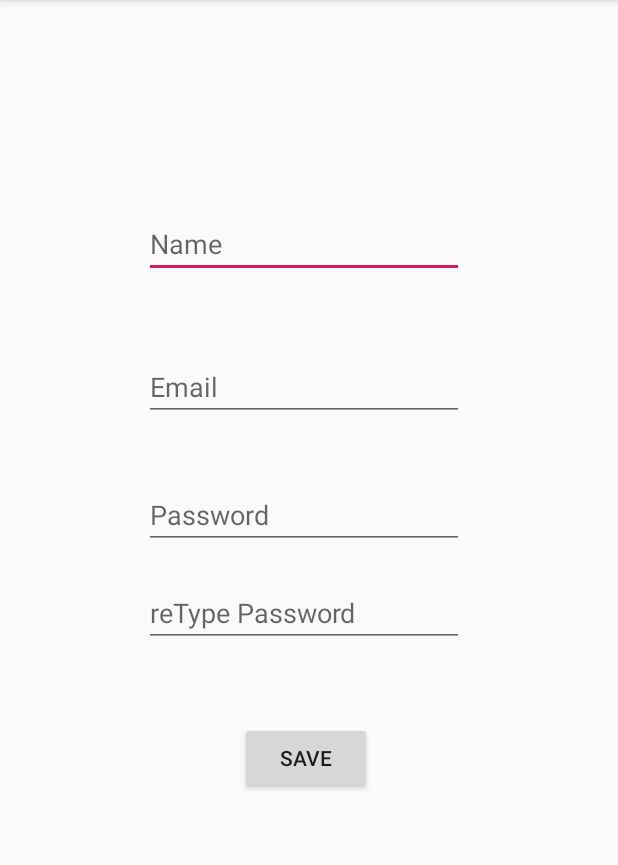
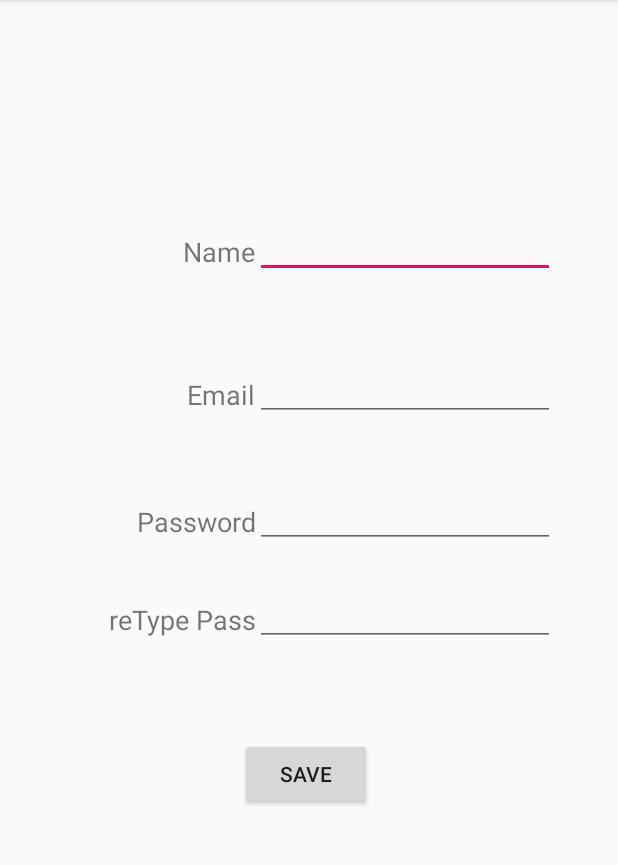
Before and after one commit to maxgoroshko/SignUpForm_Lab2, an Android app: the screen it shows after launch (FormActivity), on a phone screen of 412 x 824 dp, the part 84-949 px from its top. Run offline under Robolectric (Android 15) with nearby library versions, the phone set to English and light mode, and no system bars.

```diff
--- a/app/src/main/java/edu/temple/signupform/FormActivity.java
+++ b/app/src/main/java/edu/temple/signupform/FormActivity.java
@@ -13,12 +13,11 @@ import android.widget.Toast;
 
 public class FormActivity extends AppCompatActivity {
 
-    public EditText name;
+    EditText name;
     EditText password;
     EditText rePassword;
     EditText email;
     Button signUp;
-
 
     @Override
     protected void onCreate(Bundle savedInstanceState) {
@@ -30,7 +29,6 @@ public class FormActivity extends AppCompatActivity {
         rePassword = findViewById(R.id.rePasswordText);
         email = findViewById(R.id.emailText);
         signUp = findViewById(R.id.signUp);
-
 
         signUp.setOnClickListener(new View.OnClickListener()
         {
@@ -88,6 +86,4 @@ public class FormActivity extends AppCompatActivity {
         intent.putExtra("NAME",nameValue);
         startActivity(intent);
     }
-
-
 }
--- a/app/src/main/java/edu/temple/signupform/SignUpHello.java
+++ b/app/src/main/java/edu/temple/signupform/SignUpHello.java
@@ -17,9 +17,7 @@ public class SignUpHello extends AppCompatActivity {
         super.onCreate(savedInstanceState);
         setContentView(R.layout.activity_sign_up_hello);
 
-
         textView = findViewById(R.id.textView);
         textView.setText("Welcome, " + getIntent().getStringExtra("NAME")+ " ,to the SignUpForm App");
-
     }
 }
--- a/app/src/main/res/layout/activity_main.xml
+++ b/app/src/main/res/layout/activity_main.xml
@@ -6,52 +6,14 @@
     android:layout_height="match_parent"
     tools:context=".FormActivity">
 
-    <EditText
-        android:id="@+id/nameText"
-        android:layout_width="wrap_content"
-        android:layout_height="wrap_content"
-        android:layout_marginStart="96dp"
-        android:layout_marginTop="140dp"
-        android:ems="10"
-        android:hint="Name"
-        android:inputType="textEmailAddress"
-        app:layout_constraintStart_toStartOf="parent"
-        app:layout_constraintTop_toTopOf="parent" />
-
-    <EditText
-        android:id="@+id/emailText"
-        android:layout_width="wrap_content"
-        android:layout_height="wrap_content"
-        android:layout_below="@+id/nameText"
-        android:layout_marginStart="96dp"
-        android:layout_marginTop="50dp"
-        android:ems="10"
-        android:hint="Email"
-        android:inputType="textEmailAddress"
-        app:layout_constraintStart_toStartOf="parent"
-        app:layout_constraintTop_toBottomOf="@+id/nameText" />
-
-    <EditText
-        android:id="@+id/rePasswordText"
-        android:layout_width="wrap_content"
-        android:layout_height="wrap_content"
-        android:layout_below="@+id/passwordText"
-        android:layout_marginStart="96dp"
-        android:layout_marginTop="20dp"
-        android:ems="10"
-        android:hint="reType Password"
-        android:inputType="textPassword"
-        app:layout_constraintStart_toStartOf="parent"
-        app:layout_constraintTop_toBottomOf="@+id/passwordText" />
-
     <Button
         android:id="@+id/signUp"
         android:layout_width="wrap_content"
         android:layout_height="wrap_content"
         android:layout_below="@+id/rePasswordText"
         android:layout_alignEnd="@+id/rePasswordText"
-        android:layout_marginTop="50dp"
-        android:layout_marginEnd="61dp"
+        android:layout_marginTop="61dp"
+        android:layout_marginEnd="122dp"
         android:text="Save"
         app:layout_constraintEnd_toEndOf="parent"
         app:layout_constraintHorizontal_bias="0.987"
@@ -59,16 +21,98 @@
         app:layout_constraintTop_toBottomOf="@+id/rePasswordText" />
 
     <EditText
+        android:id="@+id/nameText"
+        android:layout_width="200dp"
+        android:layout_height="wrap_content"
+        android:layout_marginStart="170dp"
+        android:layout_marginTop="140dp"
+        android:ems="10"
+        android:inputType="textEmailAddress"
+        app:layout_constraintStart_toStartOf="parent"
+        app:layout_constraintTop_toTopOf="parent" />
+
+    <EditText
         android:id="@+id/passwordText"
-        android:layout_width="wrap_content"
+        android:layout_width="200dp"
         android:layout_height="wrap_content"
         android:layout_below="@+id/emailText"
-        android:layout_marginStart="96dp"
-        android:layout_marginTop="40dp"
+        android:layout_marginStart="170dp"
+        android:layout_marginTop="39dp"
         android:ems="10"
-        android:hint="Password"
         android:inputType="textPassword"
         app:layout_constraintStart_toStartOf="parent"
         app:layout_constraintTop_toBottomOf="@+id/emailText" />
 
+    <EditText
+        android:id="@+id/rePasswordText"
+        android:layout_width="200dp"
+        android:layout_height="wrap_content"
+        android:layout_below="@+id/passwordText"
+        android:layout_marginStart="170dp"
+        android:layout_marginTop="20dp"
+        android:ems="10"
+        android:inputType="textPassword"
+        app:layout_constraintStart_toStartOf="parent"
+        app:layout_constraintTop_toBottomOf="@+id/passwordText" />
+
+    <TextView
+        android:id="@+id/textViewRePassword"
+        android:layout_width="120dp"
+        android:layout_height="50dp"
+        android:layout_alignBottom="@+id/nameText"
+        android:layout_alignParentStart="true"
+        android:layout_marginStart="50dp"
+        android:layout_marginBottom="-265dp"
+        android:gravity="right"
+        android:text="reType Pass"
+        android:textSize="18sp" />
+
+    <TextView
+        android:id="@+id/textViewPassword"
+        android:layout_width="120dp"
+        android:layout_height="50dp"
+        android:layout_alignBottom="@+id/nameText"
+        android:layout_alignParentStart="true"
+        android:layout_marginStart="50dp"
+        android:layout_marginBottom="-200dp"
+        android:gravity="right"
+        android:text="Password"
+        android:textSize="18sp" />
+
+    <TextView
+        android:id="@+id/textViewName"
+        android:layout_width="120dp"
+        android:layout_height="50dp"
+        android:layout_alignBottom="@+id/nameText"
+        android:layout_alignParentStart="true"
+        android:layout_marginStart="50dp"
+        android:layout_marginBottom="-20dp"
+        android:gravity="right"
+        android:text="Name"
+        android:textSize="18sp" />
+
+    <TextView
+        android:id="@+id/textViewEmail"
+        android:layout_width="120dp"
+        android:layout_height="50dp"
+        android:layout_alignBottom="@+id/nameText"
+        android:layout_alignParentStart="true"
+        android:layout_marginStart="50dp"
+        android:layout_marginBottom="-115dp"
+        android:gravity="right"
+        android:text="Email"
+        android:textSize="18sp" />
+
+    <EditText
+        android:id="@+id/emailText"
+        android:layout_width="200dp"
+        android:layout_height="wrap_content"
+        android:layout_below="@+id/nameText"
+        android:layout_marginStart="170dp"
+        android:layout_marginTop="50dp"
+        android:ems="10"
+        android:inputType="textEmailAddress"
+        app:layout_constraintStart_toStartOf="parent"
+        app:layout_constraintTop_toBottomOf="@+id/nameText" />
+
 </RelativeLayout>
```
